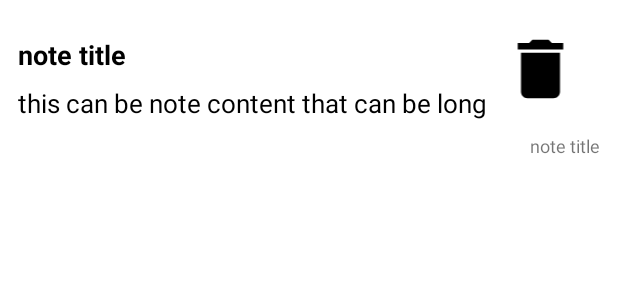
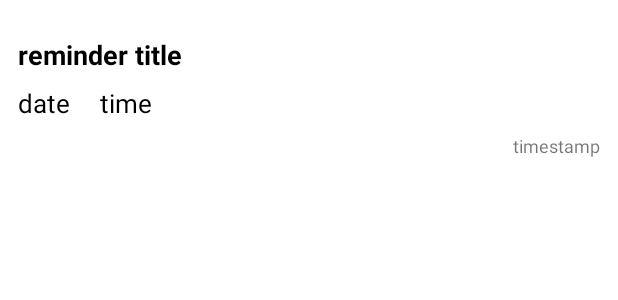
Before and after one commit to Ivyxvl/pets_diary, an Android app: the layout single_reminder_file.xml on its own in the app's theme, with its tools: preview values and no code run, on a phone screen of 412 x 824 dp. Shown: the top 300 px of the screen. Run offline under Robolectric (Android 15) with nearby library versions, the phone set to English and light mode, and no system bars.

Commit message:
Registration, Notes, Reminders are ready. part 5

```diff
--- a/app/src/main/java/com/example/gafandfirebase/AlarmBroadcast.java
+++ b/app/src/main/java/com/example/gafandfirebase/AlarmBroadcast.java
@@ -12,6 +12,7 @@ import android.os.Bundle;
 import android.widget.RemoteViews;
 
 import androidx.core.app.NotificationCompat;
+
 
 public class AlarmBroadcast extends BroadcastReceiver {
     @Override
@@ -38,7 +39,7 @@ public class AlarmBroadcast extends BroadcastReceiver {
         contentView.setOnClickPendingIntent(R.id.flashButton, pendingSwitchIntent);
         contentView.setTextViewText(R.id.message, text);
         contentView.setTextViewText(R.id.date, date);
-        mBuilder.setSmallIcon(R.drawable.alarm);
+        mBuilder.setSmallIcon(R.drawable.ic_baseline_event_note_24);
         mBuilder.setAutoCancel(true);
         mBuilder.setOngoing(true);
         mBuilder.setAutoCancel(true);
@@ -59,7 +60,5 @@ public class AlarmBroadcast extends BroadcastReceiver {
 
         Notification notification = mBuilder.build();
         notificationManager.notify(1, notification);
-
-
     }
 }
--- a/app/src/main/java/com/example/gafandfirebase/dbManager.java
+++ b/app/src/main/java/com/example/gafandfirebase/dbManager.java
@@ -54,7 +54,4 @@ public class dbManager extends SQLiteOpenHelper {
         Cursor cursor = database.rawQuery(query, null);
         return cursor;
     }
-
-
-
 }
--- /dev/null
+++ b/app/src/main/res/drawable/ic_baseline_event_note_24.xml
@@ -0,0 +1,5 @@
+<vector android:autoMirrored="true" android:height="24dp"
+    android:tint="#000000" android:viewportHeight="24"
+    android:viewportWidth="24" android:width="24dp" xmlns:android="http://schemas.android.com/apk/res/android">
+    <path android:fillColor="@android:color/white" android:pathData="M17,10L7,10v2h10v-2zM19,3h-1L18,1h-2v2L8,3L8,1L6,1v2L5,3c-1.11,0 -1.99,0.9 -1.99,2L3,19c0,1.1 0.89,2 2,2h14c1.1,0 2,-0.9 2,-2L21,5c0,-1.1 -0.9,-2 -2,-2zM19,19L5,19L5,8h14v11zM14,14L7,14v2h7v-2z"/>
+</vector>
--- a/app/src/main/res/layout/single_reminder_file.xml
+++ b/app/src/main/res/layout/single_reminder_file.xml
@@ -8,60 +8,56 @@
     android:backgroundTint="@color/white"
     android:background="@drawable/rounded_corner">
 
-    <LinearLayout
-        android:layout_width="match_parent"
-        android:layout_height="wrap_content"
-        android:orientation="horizontal"
-        >
-
-        <LinearLayout
-            android:layout_width="wrap_content"
-            android:layout_height="wrap_content"
-            android:orientation="vertical">
 
     <TextView
         android:layout_width="match_parent"
         android:layout_height="wrap_content"
         android:id="@+id/txtTitle"
-                android:text="note title"
+        android:text="reminder title"
         android:textStyle="bold"
         android:textColor="@color/black"
         android:textSize="18sp"
         android:layout_marginVertical="4dp"/>
 
-            <TextView
-                android:id="@+id/txtTime"
+    <LinearLayout
         android:layout_width="match_parent"
         android:layout_height="wrap_content"
-                android:text="this can be note content that can be long"
+        android:orientation="horizontal">
+
+        <TextView
+            android:id="@+id/txtDate"
+            android:layout_width="wrap_content"
+            android:layout_height="wrap_content"
+            android:text="date"
+            android:ellipsize="end"
+
             android:maxLines="2"
-                android:ellipsize="end"
             android:textColor="@color/black"
             android:textSize="17sp"
             android:layout_marginVertical="4dp"/>
 
-        </LinearLayout>
+        <TextView
+            android:id="@+id/txtTime"
+            android:layout_width="wrap_content"
+            android:layout_height="wrap_content"
+            android:text="time"
+            android:ellipsize="end"
 
-        <ImageView
-            android:layout_width="71dp"
-            android:layout_height="52dp"
-            android:src="@drawable/ic_baseline_delete_24"
-            android:id="@+id/delete_btn"
+            android:maxLines="2"
+            android:textColor="@color/black"
+            android:textSize="17sp"
+            android:layout_marginVertical="4dp"
+            android:layout_marginLeft="20dp"
             />
-
 
     </LinearLayout>
 
 
-
-
-
     <TextView
-        android:id="@+id/txtDate"
-
+        android:id="@+id/reminder_timestamp_text_view"
         android:layout_width="match_parent"
         android:layout_height="wrap_content"
-        android:text="note title"
+        android:text="timestamp"
         android:textSize="12sp"
         android:gravity="right"
         android:layout_marginVertical="4dp"/>
```
Also changed, not shown: app/src/main/java/com/example/gafandfirebase/Model.java (+11 -0 lines), app/src/main/java/com/example/gafandfirebase/Note.java (+18 -5 lines), app/src/main/java/com/example/gafandfirebase/ReminderActivity.java (+33 -9 lines), app/src/main/java/com/example/gafandfirebase/ReminderAdapter.java (added, +62 -0 lines), app/src/main/java/com/example/gafandfirebase/ReminderDetailsActivity.java (+87 -6 lines), app/src/main/java/com/example/gafandfirebase/Utility.java (+8 -2 lines), app/src/main/java/com/example/gafandfirebase/myAdapter.java (+6 -1 lines), app/src/main/res/layout/activity_reminder_details.xml (+18 -0 lines). Lines whose indentation alone changed are shown as unchanged.
